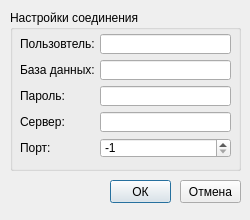
Old version of the form src/qsqlconnectiondialog.ui in the repository libjournaldev/libjournal.
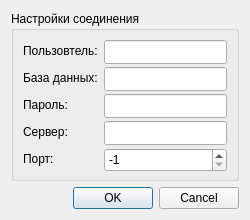
New version of the form. Custom widgets are drawn as their Qt base class.

```diff
--- a/src/qsqlconnectiondialog.ui
+++ b/src/qsqlconnectiondialog.ui
@@ -25,143 +25,47 @@
   <property name="windowTitle">
    <string>Dialog</string>
   </property>
-  <widget class="QPushButton" name="okButton">
-   <property name="geometry">
-    <rect>
-     <x>110</x>
-     <y>180</y>
-     <width>61</width>
-     <height>23</height>
-    </rect>
-   </property>
-   <property name="text">
-    <string>ОК</string>
-   </property>
-  </widget>
-  <widget class="QPushButton" name="cancelButton">
-   <property name="geometry">
-    <rect>
-     <x>180</x>
-     <y>180</y>
-     <width>61</width>
-     <height>23</height>
-    </rect>
-   </property>
-   <property name="text">
-    <string>Отмена</string>
-   </property>
-  </widget>
+  <layout class="QGridLayout" name="gridLayout">
+   <item row="0" column="0">
   <widget class="QGroupBox" name="groupBox">
-   <property name="geometry">
-    <rect>
-     <x>10</x>
-     <y>10</y>
-     <width>231</width>
-     <height>161</height>
-    </rect>
-   </property>
    <property name="styleSheet">
     <string notr="true"/>
    </property>
    <property name="title">
     <string>Настройки соединения</string>
    </property>
-   <widget class="QLabel" name="textLabel4">
-    <property name="geometry">
-     <rect>
-      <x>10</x>
-      <y>24</y>
-      <width>80</width>
-      <height>20</height>
-     </rect>
-    </property>
-    <property name="text">
-     <string>Пользовтель:</string>
-    </property>
-   </widget>
-   <widget class="QLabel" name="textLabel5_2">
-    <property name="geometry">
-     <rect>
-      <x>10</x>
-      <y>128</y>
-      <width>80</width>
-      <height>20</height>
-     </rect>
-    </property>
-    <property name="text">
-     <string>Порт:</string>
-    </property>
-   </widget>
-   <widget class="QLabel" name="textLabel4_2">
-    <property name="geometry">
-     <rect>
-      <x>10</x>
-      <y>76</y>
-      <width>80</width>
-      <height>20</height>
-     </rect>
-    </property>
-    <property name="text">
-     <string>Пароль:</string>
-    </property>
-   </widget>
+     <layout class="QGridLayout" name="gridLayout_2">
+      <item row="3" column="0">
    <widget class="QLabel" name="textLabel5">
-    <property name="geometry">
-     <rect>
-      <x>10</x>
-      <y>102</y>
-      <width>80</width>
-      <height>20</height>
-     </rect>
-    </property>
     <property name="text">
      <string>Сервер:</string>
     </property>
    </widget>
+      </item>
+      <item row="2" column="0">
+       <widget class="QLabel" name="textLabel4_2">
+        <property name="text">
+         <string>Пароль:</string>
+        </property>
+       </widget>
+      </item>
+      <item row="0" column="1">
    <widget class="QLineEdit" name="userName">
-    <property name="geometry">
-     <rect>
-      <x>90</x>
-      <y>24</y>
-      <width>131</width>
-      <height>20</height>
-     </rect>
-    </property>
-   </widget>
-   <widget class="QLineEdit" name="password">
-    <property name="geometry">
-     <rect>
-      <x>90</x>
-      <y>76</y>
-      <width>131</width>
-      <height>20</height>
-     </rect>
-    </property>
-    <property name="inputMethodHints">
-     <set>Qt::ImhHiddenText|Qt::ImhNoAutoUppercase|Qt::ImhNoPredictiveText|Qt::ImhSensitiveData</set>
-    </property>
-    <property name="echoMode">
-     <enum>QLineEdit::Password</enum>
-    </property>
-   </widget>
-   <widget class="QLineEdit" name="hostName">
-    <property name="geometry">
-     <rect>
-      <x>90</x>
-      <y>102</y>
-      <width>131</width>
-      <height>20</height>
-     </rect>
-    </property>
-   </widget>
+        <property name="minimumSize">
+         <size>
+          <width>0</width>
+          <height>24</height>
+         </size>
+        </property>
+       </widget>
+      </item>
+      <item row="4" column="1">
    <widget class="SpinBox" name="port">
-    <property name="geometry">
-     <rect>
-      <x>90</x>
-      <y>128</y>
-      <width>131</width>
-      <height>20</height>
-     </rect>
+        <property name="minimumSize">
+         <size>
+          <width>0</width>
+          <height>24</height>
+         </size>
     </property>
     <property name="minimum">
      <number>-1</number>
@@ -173,30 +77,75 @@
      <number>-1</number>
     </property>
    </widget>
+      </item>
+      <item row="0" column="0">
+       <widget class="QLabel" name="textLabel4">
+        <property name="text">
+         <string>Пользовтель:</string>
+        </property>
+       </widget>
+      </item>
+      <item row="1" column="0">
    <widget class="QLabel" name="textLabel4_3">
-    <property name="geometry">
-     <rect>
-      <x>10</x>
-      <y>50</y>
-      <width>80</width>
-      <height>20</height>
-     </rect>
-    </property>
     <property name="text">
      <string>База данных:</string>
     </property>
    </widget>
+      </item>
+      <item row="1" column="1">
    <widget class="QLineEdit" name="dataBase">
-    <property name="geometry">
-     <rect>
-      <x>90</x>
-      <y>50</y>
-      <width>131</width>
-      <height>20</height>
-     </rect>
-    </property>
-   </widget>
-  </widget>
+        <property name="minimumSize">
+         <size>
+          <width>0</width>
+          <height>24</height>
+         </size>
+        </property>
+       </widget>
+      </item>
+      <item row="3" column="1">
+       <widget class="QLineEdit" name="hostName">
+        <property name="minimumSize">
+         <size>
+          <width>0</width>
+          <height>24</height>
+         </size>
+        </property>
+       </widget>
+      </item>
+      <item row="2" column="1">
+       <widget class="QLineEdit" name="password">
+        <property name="minimumSize">
+         <size>
+          <width>0</width>
+          <height>24</height>
+         </size>
+        </property>
+        <property name="inputMethodHints">
+         <set>Qt::ImhHiddenText|Qt::ImhNoAutoUppercase|Qt::ImhNoPredictiveText|Qt::ImhSensitiveData</set>
+        </property>
+        <property name="echoMode">
+         <enum>QLineEdit::Password</enum>
+        </property>
+       </widget>
+      </item>
+      <item row="4" column="0">
+       <widget class="QLabel" name="textLabel5_2">
+        <property name="text">
+         <string>Порт:</string>
+        </property>
+       </widget>
+      </item>
+     </layout>
+    </widget>
+   </item>
+   <item row="2" column="0">
+    <widget class="QDialogButtonBox" name="buttonBox">
+     <property name="standardButtons">
+      <set>QDialogButtonBox::Cancel|QDialogButtonBox::Ok</set>
+     </property>
+    </widget>
+   </item>
+  </layout>
  </widget>
  <customwidgets>
   <customwidget>
```
Left out of the diff: 37 changed lines with no effect on the pictures. Lines whose indentation alone changed are shown as unchanged.
